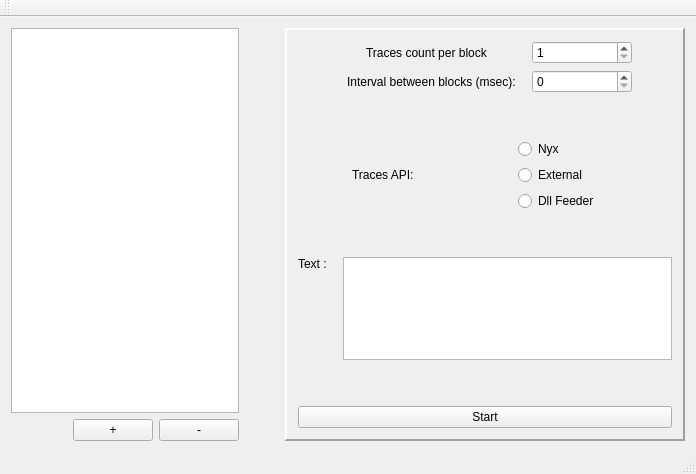
Before: the Qt Designer form TraceViewerFeeder/traceviewerfeeder.ui in cobreti/NyxTraceViewer, drawn with Qt 5.
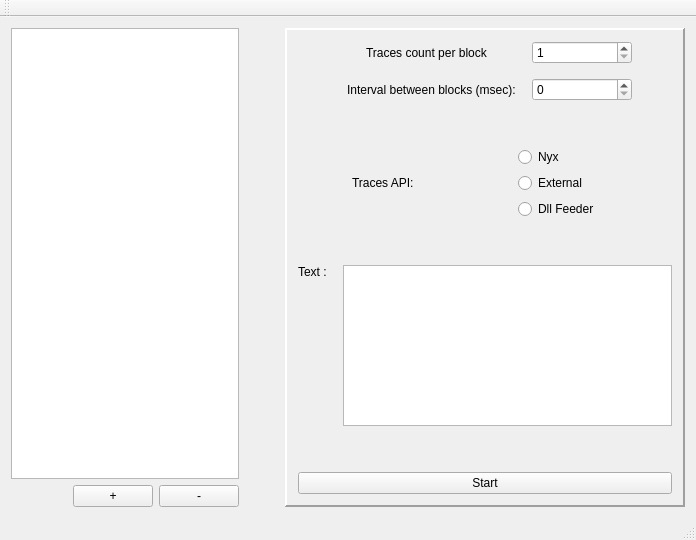
After: the same form once the commit is applied.

The edit to the form file:
```diff
--- a/TraceViewerFeeder/traceviewerfeeder.ui
+++ b/TraceViewerFeeder/traceviewerfeeder.ui
@@ -7,7 +7,7 @@
     <x>0</x>
     <y>0</y>
     <width>696</width>
-    <height>474</height>
+    <height>540</height>
    </rect>
   </property>
   <property name="windowTitle">
```
Left out of the diff: 8 changed lines with no effect on the pictures.
